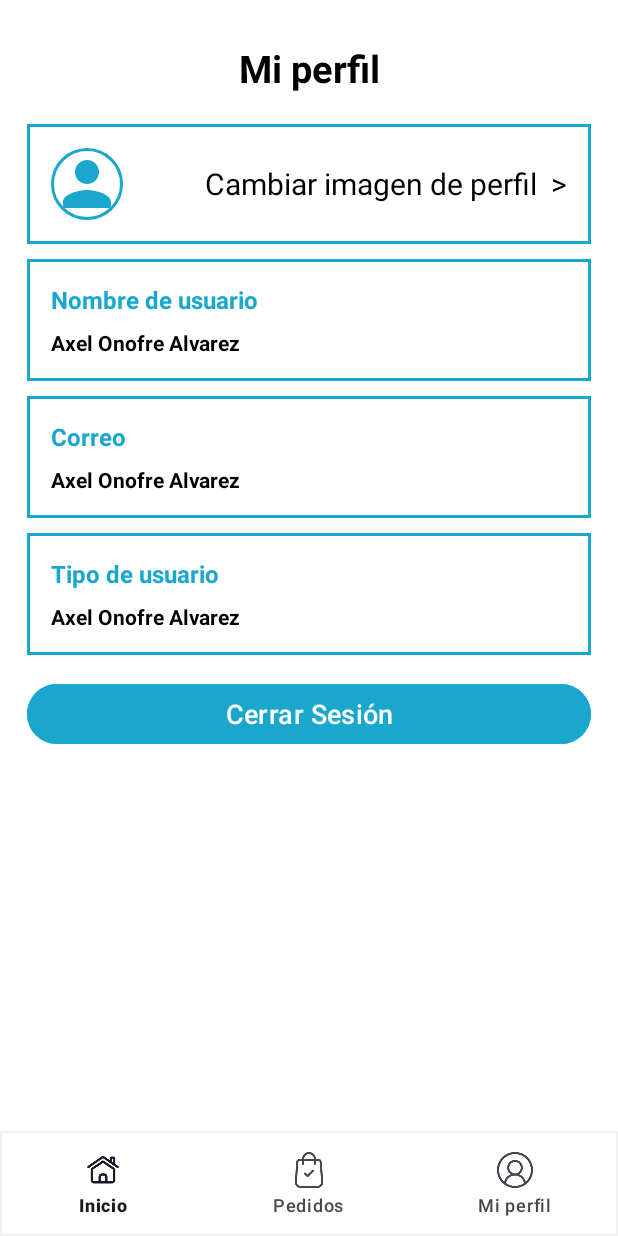
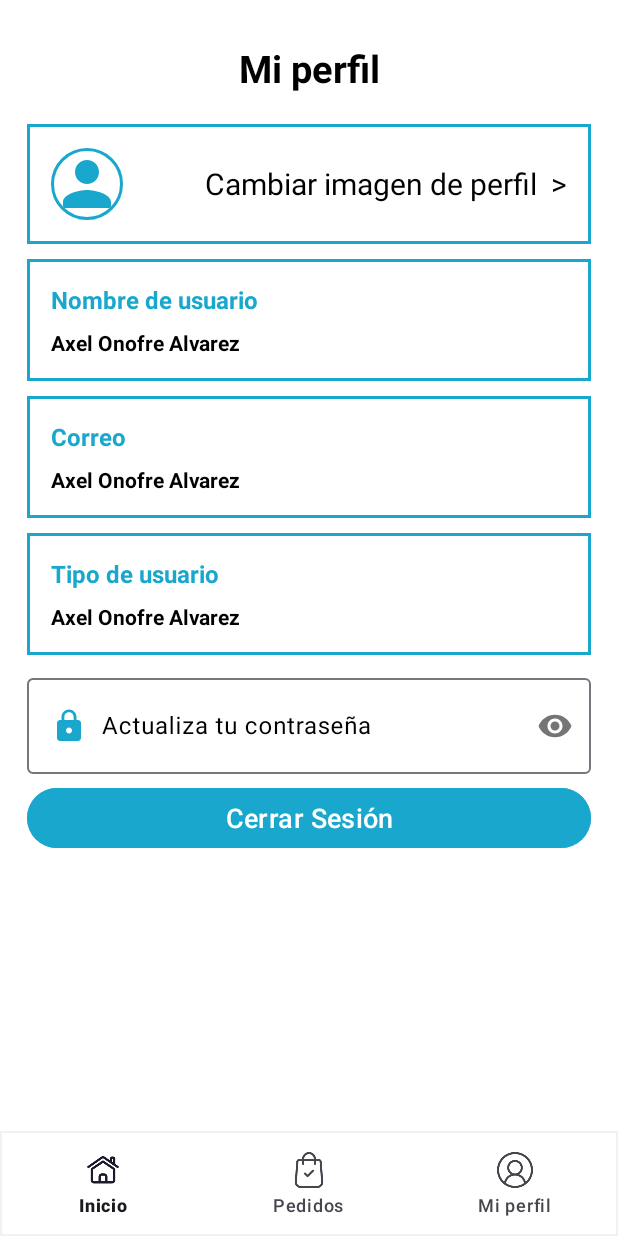
Before and after one commit to Axel030705/Deli-Ever.beta, an Android app: the fragment FragmentPerfil placed in its activity, on a phone screen of 412 x 824 dp. Run offline under Robolectric (Android 15) with nearby library versions, the phone set to English and light mode, and no system bars; our stand-ins replace CircleImageView, Firebase (no records; nobody signed in at launch, a user with empty details on screens opened directly), Picasso; pictures from the network do not load; 1 statement that could not run was skipped.

Commit message:
Arreglo de Bugs Actualizar password

```diff
--- a/app/src/main/java/deli_ever/app/Todos/Perfil/FragmentPerfil.java
+++ b/app/src/main/java/deli_ever/app/Todos/Perfil/FragmentPerfil.java
@@ -7,10 +7,13 @@ import android.content.Intent;
 import android.net.Uri;
 import android.os.Bundle;
 import android.provider.MediaStore;
+import android.text.Editable;
+import android.text.TextWatcher;
 import android.view.LayoutInflater;
 import android.view.View;
 import android.view.ViewGroup;
 import android.widget.Button;
+import android.widget.EditText;
 import android.widget.LinearLayout;
 import android.widget.TextView;
 import android.widget.Toast;
@@ -23,6 +26,7 @@ import androidx.fragment.app.Fragment;
 import com.google.android.gms.tasks.OnFailureListener;
 import com.google.android.gms.tasks.OnSuccessListener;
 import com.google.firebase.auth.FirebaseAuth;
+import com.google.firebase.auth.FirebaseUser;
 import com.google.firebase.database.DataSnapshot;
 import com.google.firebase.database.DatabaseError;
 import com.google.firebase.database.DatabaseReference;
@@ -34,6 +38,7 @@ import com.google.firebase.storage.UploadTask;
 import com.squareup.picasso.Picasso;
 
 import java.util.UUID;
+
 import de.hdodenhof.circleimageview.CircleImageView;
 import deli_ever.app.R;
 import deli_ever.app.Todos.Inicio.MainActivity;
@@ -47,10 +52,11 @@ public class FragmentPerfil extends Fragment {
     private CircleImageView ImagenUsuario;
     private FirebaseStorage storage;
     private StorageReference storageRef;
-    private Button btnCerrarSesion;
+    private Button btnCerrarSesion, Btn_Update_Password;
     private TextView txtNombreUsuarioPerfil;
     private TextView txtCorreoPerfil;
     private TextView txtTipoPerfil;
+    private EditText txt_update_password;
 
     public FragmentPerfil() {
         // Required empty public constructor
@@ -78,6 +84,8 @@ public class FragmentPerfil extends Fragment {
         txtNombreUsuarioPerfil = view.findViewById(R.id.TXTNombreUsuarioPerfil);
         txtCorreoPerfil = view.findViewById(R.id.TXTCorreoPerfil);
         txtTipoPerfil = view.findViewById(R.id.TXTTipoPerfil);
+        txt_update_password = view.findViewById(R.id.txt_update_password);
+        Btn_Update_Password = view.findViewById(R.id.Btn_Update_Password);
 
         userRef.addListenerForSingleValueEvent(new ValueEventListener() {
             @SuppressLint("SetTextI18n")
@@ -89,11 +97,11 @@ public class FragmentPerfil extends Fragment {
                     String correo = dataSnapshot.child("correo").getValue(String.class);
                     String tipo = dataSnapshot.child("Tipo de usuario").getValue(String.class);
 
-                    if(tipo.equals("") && password.equals("Administrador")){ // Valida si es Administrador
+                    if (tipo.equals("") && password.equals("Administrador")) { // Valida si es Administrador
                         txtNombreUsuarioPerfil.setText(nombre);
                         txtTipoPerfil.setText("Administrador");
                         txtCorreoPerfil.setText(correo);
-                    }else{
+                    } else {
                         txtNombreUsuarioPerfil.setText(nombre);
                         txtCorreoPerfil.setText(correo);
                         txtTipoPerfil.setText(tipo);
@@ -108,21 +116,78 @@ public class FragmentPerfil extends Fragment {
             }
         });
 
-        btnCerrarSesion = view.findViewById(R.id.Btn_CerrarSesionPerfil);
-        btnCerrarSesion.setOnClickListener(new View.OnClickListener() {
+        //Escuchar si el usuario pone algo dentro del campo
+        txt_update_password.addTextChangedListener(new TextWatcher() {
+            @Override
+            public void beforeTextChanged(CharSequence s, int start, int count, int after) {
+                // No es necesario usar este método en este caso
+            }
+
+            @Override
+            public void onTextChanged(CharSequence s, int start, int before, int count) {
+                // Verifica si hay texto en el campo
+                if (s.length() > 0) {
+                    // Muestra el botón
+                    Btn_Update_Password.setVisibility(View.VISIBLE);
+                    btnCerrarSesion.setVisibility(View.GONE);
+                } else {
+                    // Oculta el botón
+                    Btn_Update_Password.setVisibility(View.GONE);
+                    btnCerrarSesion.setVisibility(View.VISIBLE);
+                }
+            }
+
+            @Override
+            public void afterTextChanged(Editable s) {
+                // No es necesario usar este método en este caso
+            }
+        });
+
+        // Actualizar la contraseña en la base de datos
+        Btn_Update_Password.setOnClickListener(new View.OnClickListener() {
             @Override
             public void onClick(View v) {
+                String newPassword = txt_update_password.getText().toString().trim();
+
+                if (!newPassword.isEmpty()) {
+                    // Actualiza el campo 'password' en Firebase Realtime Database
+                    userRef.child("password").setValue(newPassword)
+                            .addOnCompleteListener(task -> {
+                                if (task.isSuccessful()) {
+                                    Toast.makeText(getActivity(), "Contraseña actualizada exitosamente en la base de datos", Toast.LENGTH_SHORT).show();
+                                    txt_update_password.setText(""); // Limpia el campo de texto
+                                    Btn_Update_Password.setVisibility(View.GONE);
+                                    btnCerrarSesion.setVisibility(View.VISIBLE);
+                                } else {
+                                    Toast.makeText(getActivity(), "Error al actualizar la contraseña en la base de datos", Toast.LENGTH_SHORT).show();
+                                }
+                            });
+                } else {
+                    Toast.makeText(getActivity(), "Ingresa una nueva contraseña", Toast.LENGTH_SHORT).show();
+                }
+            }
+        });
+
+
+        btnCerrarSesion =view.findViewById(R.id.Btn_CerrarSesionPerfil);
+        btnCerrarSesion.setOnClickListener(new View.OnClickListener()
+
+            {
+                @Override
+                public void onClick (View v){
                 cerrarSesion();
             }
             });
 
             LinearLayout layoutImagePerfil = view.findViewById(R.id.LayoutImagePerfil);
-        layoutImagePerfil.setOnClickListener(new View.OnClickListener() {
+        layoutImagePerfil.setOnClickListener(new View.OnClickListener()
+
+            {
                 @Override
-            public void onClick(View view) {
-                if (txtTipoPerfil.getText().equals("Administrador")){
+                public void onClick (View view){
+                if (txtTipoPerfil.getText().equals("Administrador")) {
                     Toast.makeText(requireActivity(), "Función solo para clientes y vendedores", Toast.LENGTH_SHORT).show();
-                }else {
+                } else {
                     Intent intent = new Intent(Intent.ACTION_PICK, MediaStore.Images.Media.EXTERNAL_CONTENT_URI);
                     startActivityForResult(intent, 1);
                 }
@@ -130,9 +195,11 @@ public class FragmentPerfil extends Fragment {
             });
 
             // Recupera la URL de la imagen almacenada en Firebase Database
-        userRef.child("imagenPerfil").addListenerForSingleValueEvent(new ValueEventListener() {
+        userRef.child("imagenPerfil").
+
+            addListenerForSingleValueEvent(new ValueEventListener() {
                 @Override
-            public void onDataChange(@NonNull DataSnapshot dataSnapshot) {
+                public void onDataChange (@NonNull DataSnapshot dataSnapshot){
                     if (dataSnapshot.exists()) {
                         ImageInfo imageInfo = dataSnapshot.getValue(ImageInfo.class);
                         String imageUrl = imageInfo.getUrl();
@@ -143,14 +210,14 @@ public class FragmentPerfil extends Fragment {
                 }
 
                 @Override
-            public void onCancelled(@NonNull DatabaseError databaseError) {
+                public void onCancelled (@NonNull DatabaseError databaseError){
                     // Maneja cualquier error en la recuperación de la URL de la imagen
                 }
             });
         }
 
         @Override
-    public void onActivityResult(int requestCode, int resultCode, @Nullable Intent data) {
+        public void onActivityResult ( int requestCode, int resultCode, @Nullable Intent data){
             super.onActivityResult(requestCode, resultCode, data);
             if (requestCode == 1 && resultCode == RESULT_OK && data != null) {
                 Uri selectedImageUri = data.getData();
@@ -203,7 +270,7 @@ public class FragmentPerfil extends Fragment {
             }
         }
 
-    private void cerrarSesion() {
+        private void cerrarSesion () {
             FirebaseAuth.getInstance().signOut();
 
             Intent intent = new Intent(requireActivity(), MainActivity.class);
--- a/app/src/main/java/deli_ever/app/Vendedor/Pedidos/pedidos_finalizadosV.java
+++ b/app/src/main/java/deli_ever/app/Vendedor/Pedidos/pedidos_finalizadosV.java
@@ -139,6 +139,7 @@ public class pedidos_finalizadosV extends AppCompatActivity {
         pedido.setProducto(dataSnapshot.child("producto").getValue(String.class));
         pedido.setCantidad(dataSnapshot.child("cantidad").getValue(String.class));
         pedido.setMontoSinDescuento(dataSnapshot.child("montoSinDescuento").getValue(String.class));
+        pedido.setMontoConDescuento(dataSnapshot.child("montoConDescuento").getValue(String.class));
         pedido.setEstado(dataSnapshot.child("estado").getValue(String.class));
         pedido.setImgProducto(dataSnapshot.child("imgProducto").getValue(String.class));
         pedido.setIdPedido(dataSnapshot.child("idPedido").getValue(String.class));
--- a/app/src/main/res/layout/fragment_pedidos_v.xml
+++ b/app/src/main/res/layout/fragment_pedidos_v.xml
@@ -4,7 +4,7 @@
     android:layout_width="match_parent"
     android:layout_height="match_parent"
     xmlns:app="http://schemas.android.com/apk/res-auto"
-    tools:context="Vendedor.Pedidos.FragmentPedidosV">
+    tools:context="Vendedor.FragmentPedidosV">
 
     <androidx.constraintlayout.widget.ConstraintLayout
         android:layout_width="match_parent"
@@ -53,7 +53,7 @@
                         android:layout_height="30dp"
                         android:background="@drawable/icono_puntos"
                         android:layout_gravity="center_vertical"
-                        android:visibility="gone"/>
+                        android:visibility="visible"/>
 
                 </LinearLayout>
 
--- a/app/src/main/res/layout/fragment_perfil.xml
+++ b/app/src/main/res/layout/fragment_perfil.xml
@@ -22,7 +22,8 @@
             android:text="Mi perfil"
             android:textColor="@color/black"
             android:textSize="25sp"
-            android:textStyle="bold"/>
+            android:textStyle="bold"
+            tools:ignore="HardcodedText" />
 
         <LinearLayout
             android:id="@+id/LayoutImagePerfil"
@@ -169,11 +170,60 @@
 
         </LinearLayout>
 
+        <LinearLayout
+            android:layout_width="match_parent"
+            android:layout_height="wrap_content"
+            android:layout_marginTop="10dp"
+            android:orientation="horizontal">
+
+            <LinearLayout
+                android:layout_width="0dp"
+                android:layout_height="wrap_content"
+                android:layout_weight="1"
+                android:orientation="vertical">
+
+                <com.google.android.material.textfield.TextInputLayout
+                    android:layout_width="match_parent"
+                    android:layout_height="wrap_content"
+                    app:passwordToggleEnabled="true"
+                    app:hintEnabled="true"
+                    android:textColorHint="@color/black">
+
+                    <EditText
+                        android:id="@+id/txt_update_password"
+                        android:layout_width="match_parent"
+                        android:layout_height="wrap_content"
+                        android:hint="Actualiza tu contraseña"
+                        tools:ignore="Autofill,HardcodedText"
+                        android:inputType="textPassword"
+                        android:padding="20dp"
+                        android:drawableStart="@drawable/icono_candado"
+                        android:drawablePadding="10dp">
+                    </EditText>
+
+                </com.google.android.material.textfield.TextInputLayout>
+
+            </LinearLayout>
+
+        </LinearLayout>
+
+        <Button
+            android:id="@+id/Btn_Update_Password"
+            android:layout_width="match_parent"
+            android:layout_height="wrap_content"
+            android:layout_marginTop="5dp"
+            android:backgroundTint="@color/green"
+            android:text="Actualizar"
+            android:textColor="#FFFFFF"
+            android:textSize="18sp"
+            tools:ignore="HardcodedText"
+            android:visibility="gone"/>
+
         <Button
             android:id="@+id/Btn_CerrarSesionPerfil"
             android:layout_width="match_parent"
             android:layout_height="wrap_content"
-            android:layout_marginTop="15dp"
+            android:layout_marginTop="5dp"
             android:backgroundTint="@color/azulCielo"
             android:text="Cerrar Sesión"
             android:textColor="#FFFFFF"
```
Lines whose indentation alone changed are shown as unchanged.
